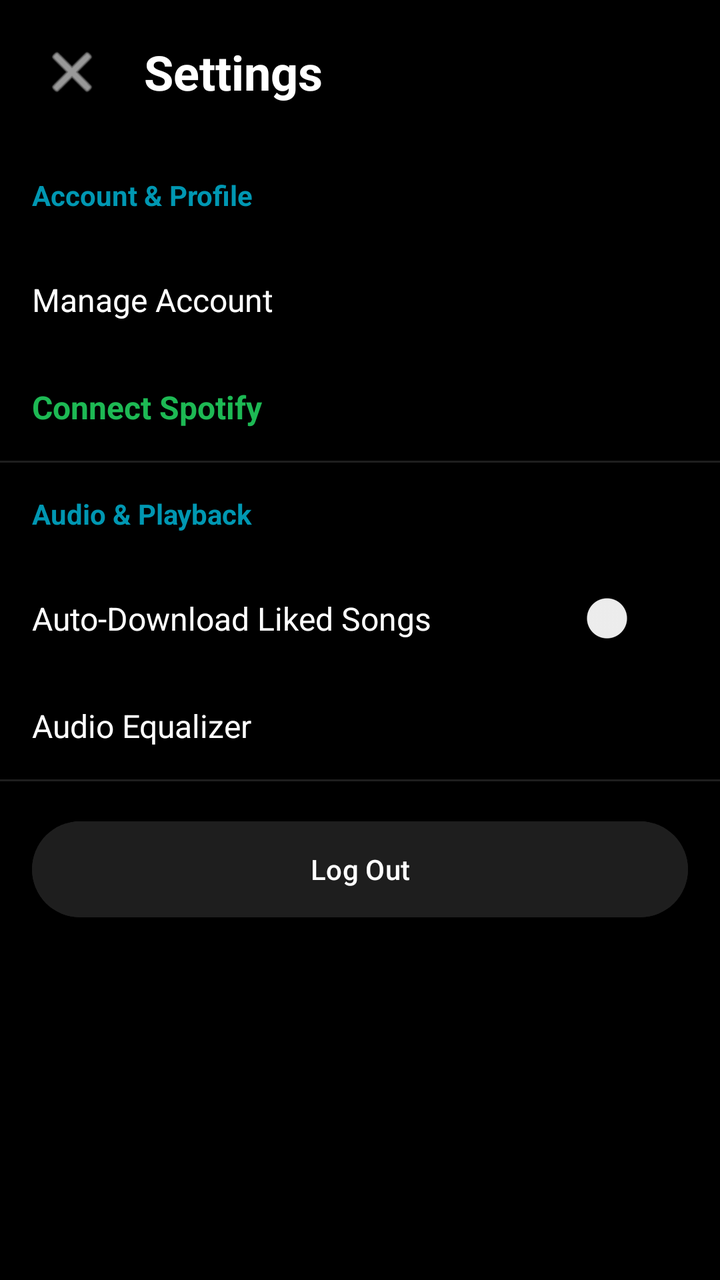
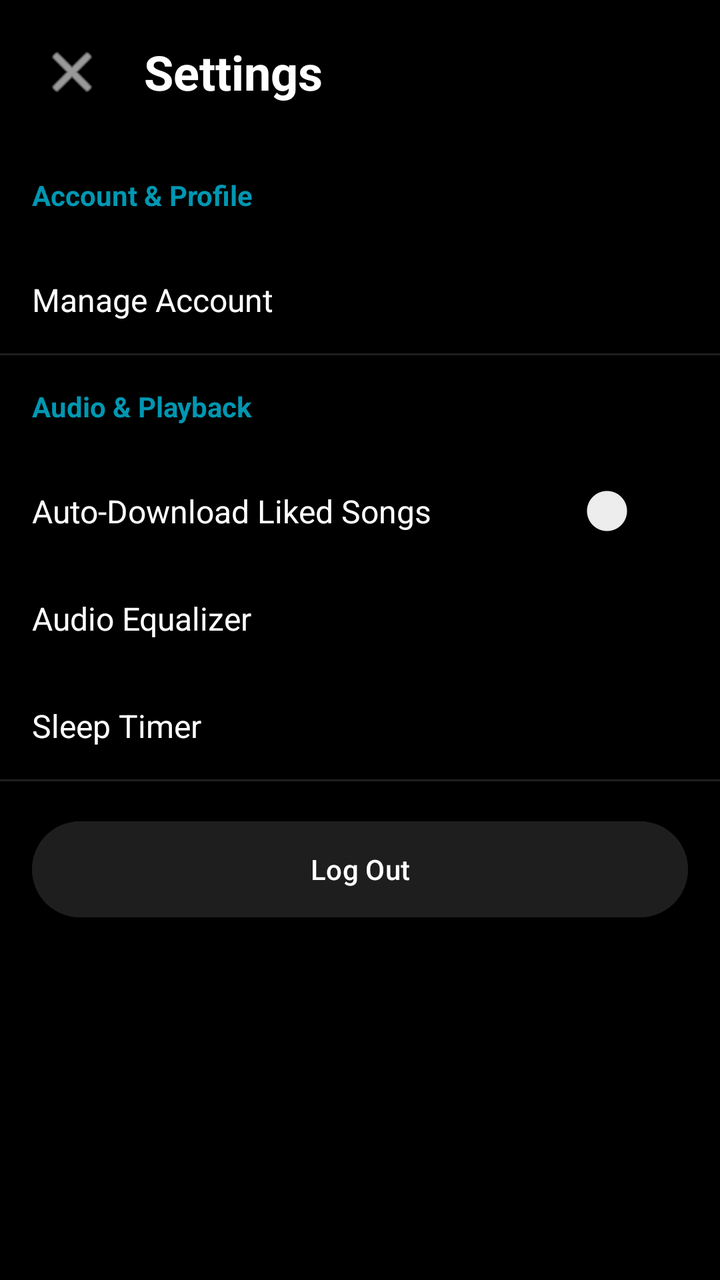

Before-and-after screenshots of an Android layout around one commit, followed by the original layout XML and the change that was made.
<!-- AndroidManifest.xml: application theme Theme.Tuniq -->
<!-- res/layout/app_settings.xml -->
<?xml version="1.0" encoding="utf-8"?>
<LinearLayout
    xmlns:android="http://schemas.android.com/apk/res/android"
    xmlns:app="http://schemas.android.com/apk/res-auto"
    android:layout_width="match_parent"
    android:id="@+id/settings"
    android:layout_height="match_parent"
    android:background="#000000"
    android:orientation="vertical">

    
    <LinearLayout
        android:layout_width="match_parent"
        android:layout_height="wrap_content"
        android:gravity="center_vertical"
        android:orientation="horizontal"
        android:padding="16dp">

        <ImageButton
            android:id="@+id/btnExitSettings"
            android:layout_width="40dp"
            android:layout_height="40dp"
            android:background="?attr/selectableItemBackgroundBorderless"
            android:src="@android:drawable/ic_menu_close_clear_cancel"
            app:tint="#FFFFFF" />

        <TextView
            android:layout_width="wrap_content"
            android:layout_height="wrap_content"
            android:layout_marginStart="16dp"
            android:text="Settings"
            android:textColor="#FFFFFF"
            android:textSize="24sp"
            android:textStyle="bold" />
    </LinearLayout>

    <TextView
        android:layout_width="match_parent"
        android:layout_height="wrap_content"
        android:padding="16dp"
        android:text="Account &amp; Profile"
        android:textColor="#0097B2"
        android:textSize="14sp"
        android:textStyle="bold" />

    <TextView
        android:id="@+id/btnAccount"
        android:layout_width="match_parent"
        android:layout_height="wrap_content"
        android:background="?attr/selectableItemBackground"
        android:padding="16dp"
        android:text="Manage Account"
        android:textColor="#FFFFFF"
        android:textSize="16sp" />

    <TextView
        android:id="@+id/btnConnectSpotify"
        android:layout_width="match_parent"
        android:layout_height="wrap_content"
        android:background="?attr/selectableItemBackground"
        android:padding="16dp"
        android:text="Connect Spotify"
        android:textColor="#1DB954"
        android:textSize="16sp"
        android:textStyle="bold" />

    <View
        android:layout_width="match_parent"
        android:layout_height="1dp"
        android:background="#1E1E1E" />

    <TextView
        android:layout_width="match_parent"
        android:layout_height="wrap_content"
        android:padding="16dp"
        android:text="Audio &amp; Playback"
        android:textColor="#0097B2"
        android:textSize="14sp"
        android:textStyle="bold" />

    <Switch
        android:id="@+id/switchOfflineSync"
        android:layout_width="match_parent"
        android:layout_height="wrap_content"
        android:padding="16dp"
        android:text="Auto-Download Liked Songs"
        android:textColor="#FFFFFF"
        android:textSize="16sp"
        android:theme="@style/Theme.AppCompat.DayNight" />

    <TextView
        android:id="@+id/btnEqualizer"
        android:layout_width="match_parent"
        android:layout_height="wrap_content"
        android:background="?attr/selectableItemBackground"
        android:padding="16dp"
        android:text="Audio Equalizer"
        android:textColor="#FFFFFF"
        android:textSize="16sp" />

    <View
        android:layout_width="match_parent"
        android:layout_height="1dp"
        android:background="#1E1E1E" />

    <Button
        android:id="@+id/btnLogout"
        android:layout_width="match_parent"
        android:layout_height="56dp"
        android:layout_margin="16dp"
        android:backgroundTint="#1E1E1E"
        android:text="Log Out"
        android:textColor="#FFFFFF" />

</LinearLayout>
<!-- resources referenced by this layout -->
<resources>
  <style name="Theme.Tuniq" parent="Base.Theme.Tuniq" />
  <style name="Base.Theme.Tuniq" parent="Theme.Material3.DayNight.NoActionBar">
          
          
      </style>
</resources>

<!-- the commit's change to res/layout/app_settings.xml (unified diff, before → after) -->
@@ -53,17 +53,6 @@
         android:textColor="#FFFFFF"
         android:textSize="16sp" />
 
-    <TextView
-        android:id="@+id/btnConnectSpotify"
-        android:layout_width="match_parent"
-        android:layout_height="wrap_content"
-        android:background="?attr/selectableItemBackground"
-        android:padding="16dp"
-        android:text="Connect Spotify"
-        android:textColor="#1DB954"
-        android:textSize="16sp"
-        android:textStyle="bold" />
-
     <View
         android:layout_width="match_parent"
         android:layout_height="1dp"
@@ -98,6 +87,16 @@
         android:textColor="#FFFFFF"
         android:textSize="16sp" />
 
+    <TextView
+        android:id="@+id/btnSleepTimer"
+        android:layout_width="match_parent"
+        android:layout_height="wrap_content"
+        android:background="?attr/selectableItemBackground"
+        android:padding="16dp"
+        android:text="Sleep Timer"
+        android:textColor="#FFFFFF"
+        android:textSize="16sp" />
+
     <View
         android:layout_width="match_parent"
         android:layout_height="1dp"
